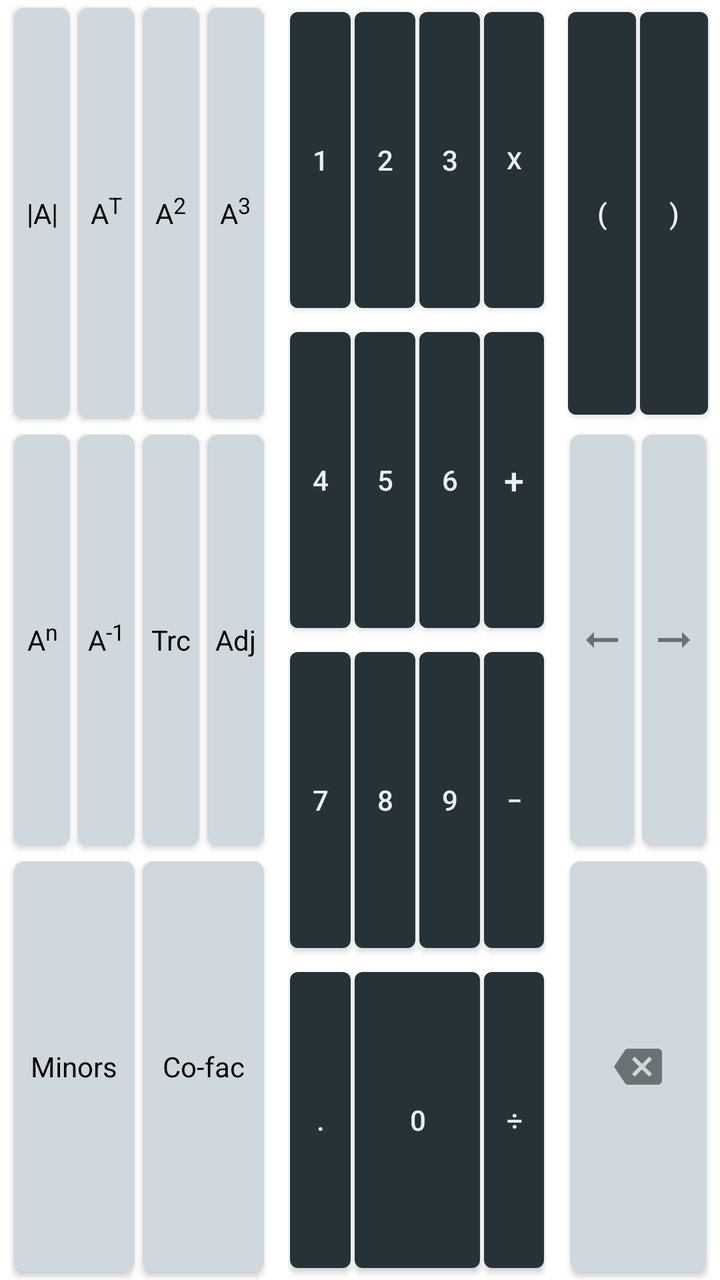
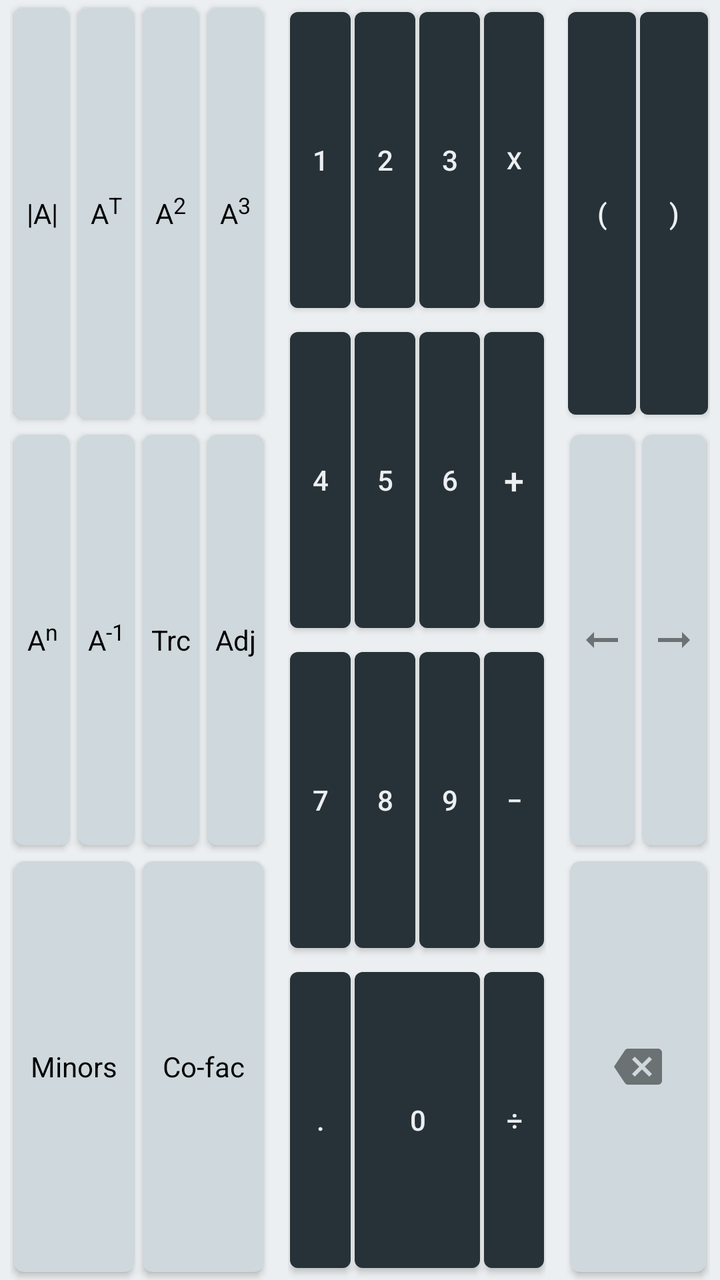

The first picture is an Android layout as it rendered before a commit; the second is the same layout after the commit. The layout source and the unified diff follow.
<!-- AndroidManifest.xml: application theme Theme.Matscape -->
<!-- res/layout/numpad_home.xml -->
<?xml version="1.0" encoding="utf-8"?>
<androidx.constraintlayout.widget.ConstraintLayout xmlns:android="http://schemas.android.com/apk/res/android"
    xmlns:app="http://schemas.android.com/apk/res-auto"
    android:layout_width="match_parent"
    android:layout_height="match_parent"
    android:background="@color/home_numpad_bg_color">


    <androidx.constraintlayout.widget.ConstraintLayout
        android:id="@+id/HomeKeyboardCL1"
        android:layout_width="0dp"
        android:layout_height="0dp"
        android:layout_marginStart="5dp"
        android:layout_marginEnd="5dp"
        app:layout_constraintBottom_toBottomOf="parent"
        app:layout_constraintEnd_toStartOf="@+id/HomeKeyboardCL2"
        app:layout_constraintHorizontal_bias="0.5"
        app:layout_constraintStart_toStartOf="parent"
        app:layout_constraintTop_toTopOf="parent">

        <LinearLayout
            android:id="@+id/HomeKeyboardMatrixOperationLL1"
            android:layout_width="match_parent"
            android:layout_height="0dp"
            android:orientation="horizontal"
            app:layout_constraintBottom_toTopOf="@+id/HomeKeyboardMatrixOperationLL2"
            app:layout_constraintTop_toTopOf="parent">

            <androidx.cardview.widget.CardView
                android:id="@+id/detButton"
                style="@style/HomeKBCardButtons">

                <TextView
                    style="@style/HomeKBCardTextView"
                    android:text="@string/home_keyboard_determinant" />

            </androidx.cardview.widget.CardView>

            <androidx.cardview.widget.CardView
                android:id="@+id/transButton"
                style="@style/HomeKBCardButtons">

                <TextView
                    style="@style/HomeKBCardTextView"
                    android:text="@string/home_keyboard_transpose" />

            </androidx.cardview.widget.CardView>

            <androidx.cardview.widget.CardView
                android:id="@+id/squareButton"
                style="@style/HomeKBCardButtons">

                <TextView
                    style="@style/HomeKBCardTextView"
                    android:text="@string/home_keyboard_square" />

            </androidx.cardview.widget.CardView>

            <androidx.cardview.widget.CardView
                android:id="@+id/cubeButton"
                style="@style/HomeKBCardButtons">

                <TextView
                    style="@style/HomeKBCardTextView"
                    android:text="@string/home_keyboard_cube" />

            </androidx.cardview.widget.CardView>
        </LinearLayout>

        <LinearLayout
            android:id="@+id/HomeKeyboardMatrixOperationLL2"
            android:layout_width="match_parent"
            android:layout_height="0dp"
            android:orientation="horizontal"
            app:layout_constraintBottom_toTopOf="@+id/HomeKeyboardMatrixOperationLL3"
            app:layout_constraintTop_toBottomOf="@+id/HomeKeyboardMatrixOperationLL1">

            <androidx.cardview.widget.CardView
                android:id="@+id/nthButton"
                style="@style/HomeKBCardButtons">

                <TextView
                    style="@style/HomeKBCardTextView"
                    android:text="@string/home_keyboard_nth_power" />


            </androidx.cardview.widget.CardView>

            <androidx.cardview.widget.CardView
                android:id="@+id/inverseButton"
                style="@style/HomeKBCardButtons">

                <TextView
                    style="@style/HomeKBCardTextView"
                    android:text="@string/home_keyboard_inverse" />


            </androidx.cardview.widget.CardView>

            <androidx.cardview.widget.CardView
                android:id="@+id/traceButton"
                style="@style/HomeKBCardButtons">

                <TextView
                    style="@style/HomeKBCardTextView"
                    android:text="@string/home_keyboard_trace" />
            </androidx.cardview.widget.CardView>

            <androidx.cardview.widget.CardView
                android:id="@+id/adjButton"
                style="@style/HomeKBCardButtons">

                <TextView
                    style="@style/HomeKBCardTextView"
                    android:text="@string/home_keyboard_adjoint" />

            </androidx.cardview.widget.CardView>

        </LinearLayout>

        <LinearLayout
            android:id="@+id/HomeKeyboardMatrixOperationLL3"
            android:layout_width="match_parent"
            android:layout_height="0dp"
            android:orientation="horizontal"
            app:layout_constraintBottom_toBottomOf="parent"
            app:layout_constraintTop_toBottomOf="@+id/HomeKeyboardMatrixOperationLL2">

            <androidx.cardview.widget.CardView
                android:id="@+id/minorsButton"
                style="@style/HomeKBCardButtons">

                <TextView
                    style="@style/HomeKBCardTextView"
                    android:text="@string/home_keyboard_minors" />

            </androidx.cardview.widget.CardView>

            <androidx.cardview.widget.CardView
                android:id="@+id/cofButton"
                style="@style/HomeKBCardButtons">

                <TextView
                    style="@style/HomeKBCardTextView"
                    android:text="@string/home_keyboard_cofactors" />

            </androidx.cardview.widget.CardView>

        </LinearLayout>
    </androidx.constraintlayout.widget.ConstraintLayout>

    <androidx.constraintlayout.widget.ConstraintLayout
        android:id="@+id/HomeKeyboardCL2"
        android:layout_width="0dp"
        android:layout_height="0dp"
        android:layout_marginStart="5dp"
        android:layout_marginEnd="5dp"
        app:layout_constraintBottom_toBottomOf="parent"
        app:layout_constraintEnd_toStartOf="@+id/HomeKeyboardCL3"
        app:layout_constraintHorizontal_bias="0.5"
        app:layout_constraintStart_toEndOf="@+id/HomeKeyboardCL1"
        app:layout_constraintTop_toTopOf="parent">

        <LinearLayout
            android:id="@+id/HomeKeyboardNumpadLL1"
            android:layout_width="match_parent"
            android:layout_height="0dp"
            android:orientation="horizontal"
            app:layout_constraintBottom_toTopOf="@+id/HomeKeyboardNumpadLL2"
            app:layout_constraintTop_toTopOf="parent">

            <com.google.android.material.button.MaterialButton
                android:id="@+id/HomeNumpad1"
                style="@style/HomeKBNumpadButtons"
                android:text="@string/numpad1" />

            <com.google.android.material.button.MaterialButton
                android:id="@+id/HomeNumpad2"
                style="@style/HomeKBNumpadButtons"
                android:text="@string/numpad2" />

            <com.google.android.material.button.MaterialButton
                android:id="@+id/HomeNumpad3"
                style="@style/HomeKBNumpadButtons"
                android:text="@string/numpad3" />

            <com.google.android.material.button.MaterialButton
                android:id="@+id/HomeNumpadX"
                style="@style/HomeKBNumpadButtons"
                android:text="@string/home_numpad_multiply"
                android:textSize="12sp" />
        </LinearLayout>

        <LinearLayout
            android:id="@+id/HomeKeyboardNumpadLL2"
            android:layout_width="match_parent"
            android:layout_height="0dp"
            android:orientation="horizontal"
            app:layout_constraintBottom_toTopOf="@+id/HomeKeyboardNumpadLL3"
            app:layout_constraintTop_toBottomOf="@+id/HomeKeyboardNumpadLL1">

            <com.google.android.material.button.MaterialButton
                android:id="@+id/HomeNumpad4"
                style="@style/HomeKBNumpadButtons"
                android:text="@string/numpad4" />

            <com.google.android.material.button.MaterialButton
                android:id="@+id/HomeNumpad5"
                style="@style/HomeKBNumpadButtons"
                android:text="@string/numpad5" />

            <com.google.android.material.button.MaterialButton
                android:id="@+id/HomeNumpad6"
                style="@style/HomeKBNumpadButtons"
                android:text="@string/numpad6" />

            <com.google.android.material.button.MaterialButton
                android:id="@+id/HomeNumpadAdd"
                style="@style/HomeKBNumpadButtons"
                android:text="@string/home_numpad_add"
                android:textSize="18sp" />

        </LinearLayout>

        <LinearLayout
            android:id="@+id/HomeKeyboardNumpadLL3"
            android:layout_width="match_parent"
            android:layout_height="0dp"
            android:orientation="horizontal"
            app:layout_constraintBottom_toTopOf="@+id/HomeKeyboardNumpadLL4"
            app:layout_constraintTop_toBottomOf="@+id/HomeKeyboardNumpadLL2">

            <com.google.android.material.button.MaterialButton
                android:id="@+id/HomeNumpad7"
                style="@style/HomeKBNumpadButtons"
                android:text="@string/numpad7" />

            <com.google.android.material.button.MaterialButton
                android:id="@+id/HomeNumpad8"
                style="@style/HomeKBNumpadButtons"
                android:text="@string/numpad8" />

            <com.google.android.material.button.MaterialButton
                android:id="@+id/HomeNumpad9"
                style="@style/HomeKBNumpadButtons"
                android:text="@string/numpad9" />

            <com.google.android.material.button.MaterialButton
                android:id="@+id/HomeNumpadMinus"
                style="@style/HomeKBNumpadButtons"
                android:text="@string/numpadMinus" />

        </LinearLayout>

        <LinearLayout
            android:id="@+id/HomeKeyboardNumpadLL4"
            android:layout_width="match_parent"
            android:layout_height="0dp"
            android:orientation="horizontal"
            app:layout_constraintBottom_toBottomOf="parent"
            app:layout_constraintTop_toBottomOf="@+id/HomeKeyboardNumpadLL3">

            <com.google.android.material.button.MaterialButton
                android:id="@+id/HomeNumpadDot"
                android:layout_weight="1.5"
                style="@style/HomeKBNumpadButtons"
                android:text="@string/numpadDot" />

            <com.google.android.material.button.MaterialButton
                android:id="@+id/HomeNumpad0"
                android:layout_weight="1"
                style="@style/HomeKBNumpadButtons"
                android:text="@string/numpad0" />

            <com.google.android.material.button.MaterialButton
                android:id="@+id/HomeNumpadDivide"
                style="@style/HomeKBNumpadButtons"
                android:layout_weight="1.5"
                android:text="@string/home_numpad_divide" />

        </LinearLayout>
    </androidx.constraintlayout.widget.ConstraintLayout>

    <androidx.constraintlayout.widget.ConstraintLayout
        android:id="@+id/HomeKeyboardCL3"
        android:layout_width="0dp"
        android:layout_height="0dp"
        android:layout_marginStart="5dp"
        android:layout_marginEnd="5dp"
        app:layout_constraintBottom_toBottomOf="parent"
        app:layout_constraintEnd_toEndOf="parent"
        app:layout_constraintHorizontal_bias="0.5"
        app:layout_constraintStart_toEndOf="@+id/HomeKeyboardCL2"
        app:layout_constraintTop_toTopOf="parent"
        app:layout_constraintWidth_percent=".2">

        <LinearLayout
            android:id="@+id/HomeKeyboardBracketsLL"
            android:layout_width="match_parent"
            android:layout_height="0dp"
            android:orientation="horizontal"
            app:layout_constraintBottom_toTopOf="@+id/HomeKeyboardCursorMoveLL"
            app:layout_constraintTop_toTopOf="parent">

            <com.google.android.material.button.MaterialButton
                android:id="@+id/HomeNumpadBracketOpen"
                style="@style/HomeKBNumpadButtons"
                android:text="@string/home_keyboard_bracket_open" />

            <com.google.android.material.button.MaterialButton
                android:id="@+id/HomeNumpadBracketClose"
                style="@style/HomeKBNumpadButtons"
                android:text="@string/home_keyboard_bracket_close" />

        </LinearLayout>

        <LinearLayout
            android:id="@+id/HomeKeyboardCursorMoveLL"
            android:layout_width="match_parent"
            android:layout_height="0dp"
            android:orientation="horizontal"
            app:layout_constraintBottom_toTopOf="@+id/HomeKeyboardBackspaceLL"
            app:layout_constraintTop_toBottomOf="@+id/HomeKeyboardBracketsLL">

            <androidx.cardview.widget.CardView
                android:id="@+id/MoveCursorLeft"
                style="@style/HomeKBCardButtons">

                <ImageView
                    android:layout_width="wrap_content"
                    android:layout_height="wrap_content"
                    android:layout_gravity="center"
                    android:contentDescription="@string/desc_move_cursor_left"
                    android:rotation="180"
                    android:src="@drawable/ic_home_right_arrow" />

            </androidx.cardview.widget.CardView>

            <androidx.cardview.widget.CardView
                android:id="@+id/MoveCursorRight"
                style="@style/HomeKBCardButtons">

                <ImageView
                    android:layout_width="wrap_content"
                    android:layout_height="wrap_content"
                    android:layout_gravity="center"
                    android:contentDescription="@string/desc_move_cursor_right"
                    android:src="@drawable/ic_home_right_arrow" />

            </androidx.cardview.widget.CardView>
        </LinearLayout>

        <LinearLayout
            android:id="@+id/HomeKeyboardBackspaceLL"
            android:layout_width="match_parent"
            android:layout_height="0dp"
            android:orientation="horizontal"
            app:layout_constraintBottom_toBottomOf="parent"
            app:layout_constraintTop_toBottomOf="@+id/HomeKeyboardCursorMoveLL">

            <androidx.cardview.widget.CardView
                android:id="@+id/HomeBackspaceButton"
                style="@style/HomeKBCardButtons">

                <ImageView
                    android:layout_width="wrap_content"
                    android:layout_height="wrap_content"
                    android:layout_gravity="center"
                    android:contentDescription="@string/desc_keyboard_backspace"
                    android:src="@drawable/ic_mat_edit_backspace" />

            </androidx.cardview.widget.CardView>
        </LinearLayout>
    </androidx.constraintlayout.widget.ConstraintLayout>

</androidx.constraintlayout.widget.ConstraintLayout>
<!-- resources referenced by this layout -->
<resources>
  <color name="home_numpad_bg_color">#FFFFFF</color>
  <string name="desc_move_cursor_left">Move Cursor Left</string>
  <string name="home_numpad_add" translatable="false">+</string>
  <string name="home_numpad_divide" translatable="false">÷</string>
  <string name="home_numpad_multiply" translatable="false">X</string>
  <string name="numpad0" translatable="false">0</string>
  <string name="numpad1" translatable="false">1</string>
  <string name="numpad2" translatable="false">2</string>
  <string name="numpad3" translatable="false">3</string>
  <string name="numpad4" translatable="false">4</string>
  <string name="numpad5" translatable="false">5</string>
  <string name="numpad6" translatable="false">6</string>
  <string name="numpad7" translatable="false">7</string>
  <string name="numpad8" translatable="false">8</string>
  <string name="numpad9" translatable="false">9</string>
  <string name="numpadDot" translatable="false">.</string>
  <string name="numpadMinus" translatable="false">‒</string>
  <style name="HomeKBCardButtons">
          <item name="android:layout_width">0dp</item>
          <item name="android:layout_height">match_parent</item>
          <item name="android:layout_marginStart">2dp</item>
          <item name="android:layout_marginTop">4dp</item>
          <item name="android:layout_marginEnd">2dp</item>
          <item name="android:layout_marginBottom">4dp</item>
          <item name="android:layout_weight">1</item>
          <item name="android:padding">0dp</item>
          <item name="cardCornerRadius">5dp</item>
          <item name="android:backgroundTint">@color/home_numpad_mat_opr_bg_color</item>
          <item name="android:foreground">?attr/selectableItemBackgroundBorderless</item>
          <item name="android:clickable">true</item>
          <item name="android:focusable">true</item>
      </style>
  
      //for HomeKeyboard Card Buttons TextViews
  <style name="HomeKBCardTextView">
          <item name="android:layout_width">match_parent</item>
          <item name="android:layout_height">match_parent</item>
          <item name="android:background">@android:color/transparent</item>
          <item name="android:textColor">@color/home_numpad_mat_opr_text_color</item>
          <item name="android:gravity">center</item>
      </style>
  
      //for HomeKeyboard Numpad Buttons
  <style name="HomeKBNumpadButtons">
          <item name="android:layout_width">match_parent</item>
          <item name="android:layout_height">match_parent</item>
          <item name="android:layout_marginStart">1dp</item>
          <item name="android:layout_marginEnd">1dp</item>
          <item name="android:layout_weight">1</item>
          <item name="android:textColor">@color/home_numpad_text_color</item>
          <item name="background">@color/home_numpad_button_color</item>
          <item name="android:padding">0px</item>
      </style>
  
      //for Material Sliders
  <style name="Theme.Matscape" parent="Theme.MaterialComponents.DayNight.NoActionBar">
          
          <item name="colorPrimary">@color/blue_black</item>
          <item name="colorPrimaryVariant">@color/light_blue_black</item>
          <item name="colorOnPrimary">@color/white</item>
          
          <item name="colorSecondary">@color/blue_black</item>
          <item name="colorSecondaryVariant">@color/light_blue_black</item>
          <item name="colorOnSecondary">@color/black</item>
          
          <item name="android:statusBarColor" tools:targetApi="l">?attr/colorPrimary</item>
          
          <item name="android:textColor">@color/blue_black</item>
      </style>
  <color name="home_numpad_mat_opr_bg_color">#CFD8DC</color>
  <color name="home_numpad_mat_opr_text_color">#000000</color>
  <color name="home_numpad_text_color">#ECEFF1</color>
  <color name="home_numpad_button_color">#212121</color>
  <color name="blue_black">#263238</color>
  <color name="light_blue_black">#627077</color>
  <color name="white">#FFFFFFFF</color>
  <color name="black">#FF000000</color>
  <!-- unchanged entries left out for length: 16 -->
</resources>

<!-- the commit's change to res/layout/numpad_home.xml (unified diff, before → after) -->
@@ -3,7 +3,7 @@
     xmlns:app="http://schemas.android.com/apk/res-auto"
     android:layout_width="match_parent"
     android:layout_height="match_parent"
-    android:background="@color/home_numpad_bg_color">
+    android:background="@color/num_pad_bg_color">
 
 
     <androidx.constraintlayout.widget.ConstraintLayout
<!-- resource entries referenced after the edit -->
@@ -1,6 +1,6 @@
 <!-- resources referenced by this layout -->
 <resources>
-  <color name="home_numpad_bg_color">#FFFFFF</color>
+  <color name="num_pad_bg_color">#ECEFF1</color>
   <string name="desc_move_cursor_left">Move Cursor Left</string>
   <string name="home_numpad_add" translatable="false">+</string>
   <string name="home_numpad_divide" translatable="false">÷</string>
@@ -27,7 +27,7 @@
           <item name="android:layout_weight">1</item>
           <item name="android:padding">0dp</item>
           <item name="cardCornerRadius">5dp</item>
-          <item name="android:backgroundTint">@color/home_numpad_mat_opr_bg_color</item>
+          <item name="cardBackgroundColor">@color/card_view_button_bg_color</item>
           <item name="android:foreground">?attr/selectableItemBackgroundBorderless</item>
           <item name="android:clickable">true</item>
           <item name="android:focusable">true</item>
@@ -38,7 +38,7 @@
           <item name="android:layout_width">match_parent</item>
           <item name="android:layout_height">match_parent</item>
           <item name="android:background">@android:color/transparent</item>
-          <item name="android:textColor">@color/home_numpad_mat_opr_text_color</item>
+          <item name="android:textColor">@color/dark_compatible_text_color</item>
           <item name="android:gravity">center</item>
       </style>
   
@@ -49,8 +49,8 @@
           <item name="android:layout_marginStart">1dp</item>
           <item name="android:layout_marginEnd">1dp</item>
           <item name="android:layout_weight">1</item>
-          <item name="android:textColor">@color/home_numpad_text_color</item>
-          <item name="background">@color/home_numpad_button_color</item>
+          <item name="android:textColor">@color/persistent_white_text_color</item>
+          <item name="background">@color/material_button_bg_color</item>
           <item name="android:padding">0px</item>
       </style>
   
@@ -67,12 +67,11 @@
           
           <item name="android:statusBarColor" tools:targetApi="l">?attr/colorPrimary</item>
           
-          <item name="android:textColor">@color/blue_black</item>
       </style>
-  <color name="home_numpad_mat_opr_bg_color">#CFD8DC</color>
-  <color name="home_numpad_mat_opr_text_color">#000000</color>
-  <color name="home_numpad_text_color">#ECEFF1</color>
-  <color name="home_numpad_button_color">#212121</color>
+  <color name="card_view_button_bg_color">#CFD8DC</color>
+  <color name="dark_compatible_text_color">#000000</color>
+  <color name="persistent_white_text_color">#ECEFF1</color>
+  <color name="material_button_bg_color">#212121</color>
   <color name="blue_black">#263238</color>
   <color name="light_blue_black">#627077</color>
   <color name="white">#FFFFFFFF</color>
